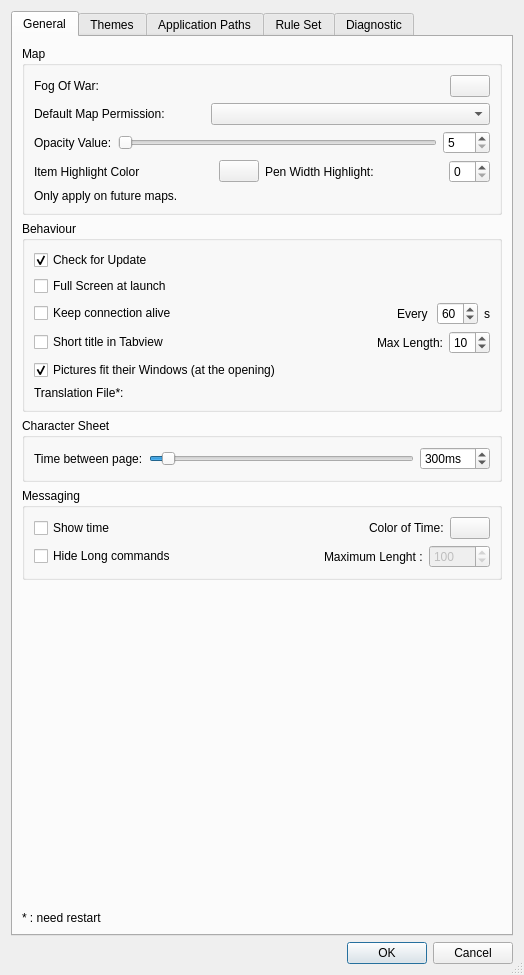
First picture: the form in client/preferences/preferencesdialogbox.ui, repository Rolisteam/rolisteam, before the edit.
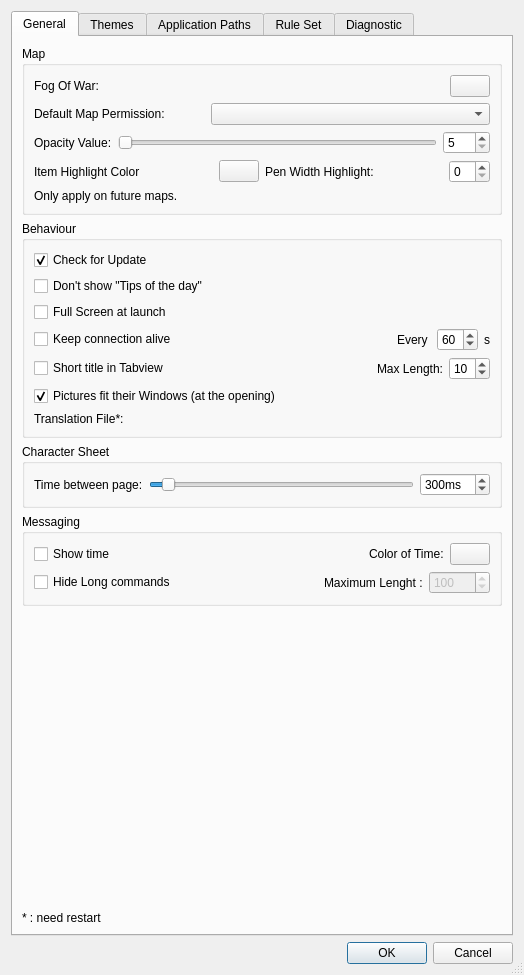
Second picture: the form after the edit. Icons and pictures are not drawn. Custom widgets are drawn as their Qt base class.

```diff
--- a/client/preferences/preferencesdialogbox.ui
+++ b/client/preferences/preferencesdialogbox.ui
@@ -213,6 +213,13 @@
             </property>
            </widget>
           </item>
+          <item>
+           <widget class="QCheckBox" name="m_hideTipsOfTheDay">
+            <property name="text">
+             <string>Don't show &quot;Tips of the day&quot;</string>
+            </property>
+           </widget>
+          </item>
           <item>
            <widget class="QCheckBox" name="m_fullScreenCheckbox">
             <property name="text">
```
